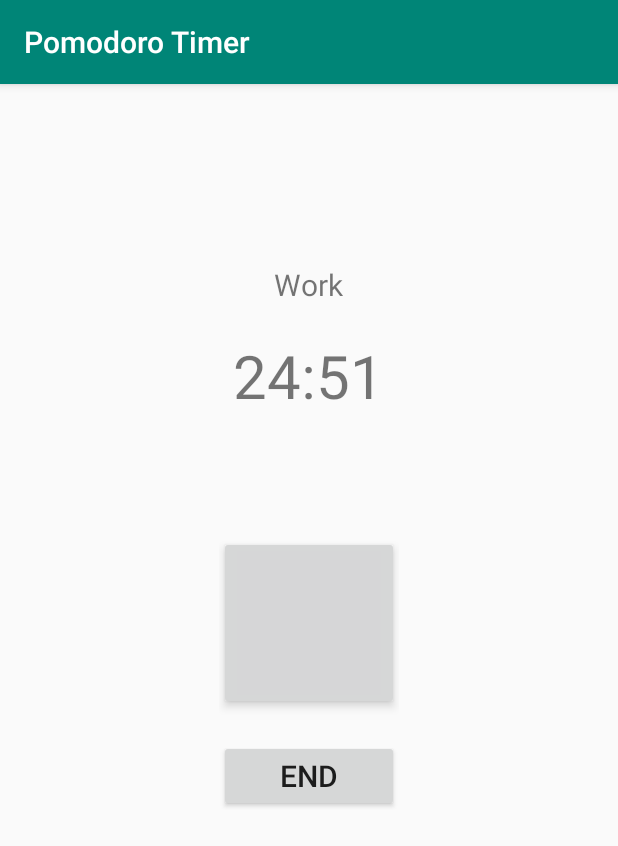
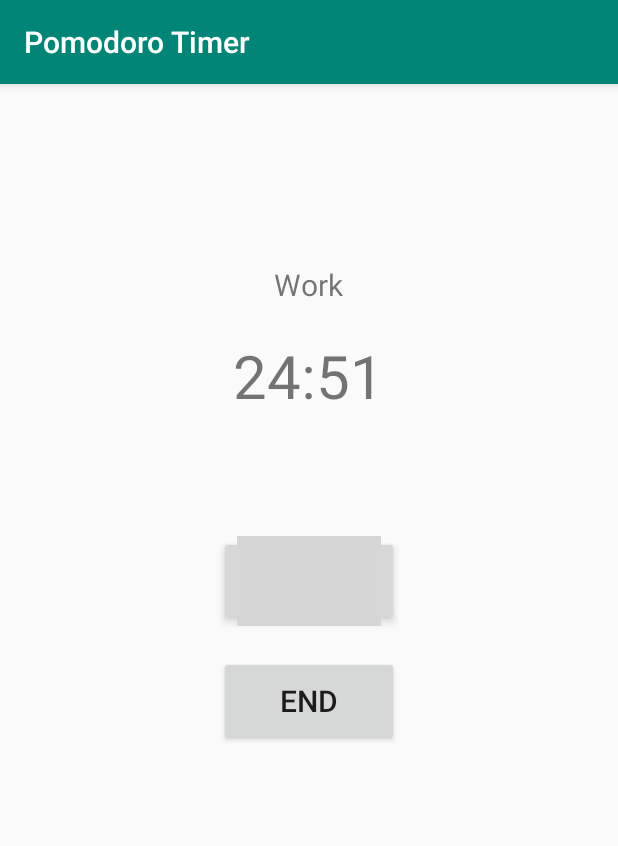
Before and after one commit to broadfootmi/pomodoro, an Android app: the screen it shows after launch (MainActivity), on a phone screen of 412 x 824 dp. Shown: the top 846 px of the screen. Run offline under Robolectric (Android 15) with nearby library versions, the light colour scheme and no system bars.

Commit message:
enlarge buttons

```diff
--- a/app/src/main/res/layout/activity_main.xml
+++ b/app/src/main/res/layout/activity_main.xml
@@ -28,7 +28,7 @@
 
     <LinearLayout
         android:id="@+id/buttonsLinearLayout"
-        android:layout_width="wrap_content"
+        android:layout_width="120dp"
         android:layout_height="wrap_content"
         android:layout_below="@id/timerTextView"
         android:layout_centerHorizontal="true"
@@ -38,7 +38,7 @@
         <org.androidcourse.pomodorotimer.PauseButton
             android:id="@+id/pauseTimerImageButton"
             android:layout_width="match_parent"
-            android:layout_height="wrap_content"
+            android:layout_height="60dp"
             android:contentDescription="@string/pause_timer"
             android:elevation="4dp"
             android:src="@drawable/pause_button"/>
@@ -46,7 +46,7 @@
         <Button
             android:id="@+id/endTimerButton"
             android:layout_width="match_parent"
-            android:layout_height="wrap_content"
+            android:layout_height="60dp"
             android:text="@string/end"
             android:textSize="20sp"
             android:layout_marginTop="20dp"
```
